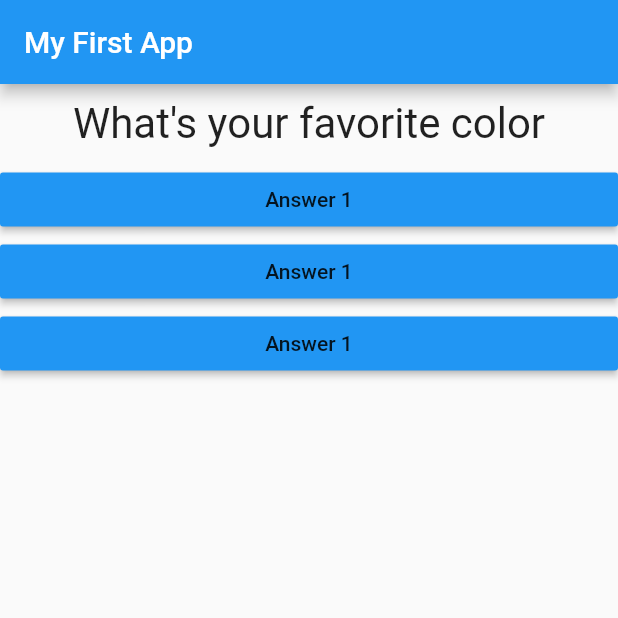
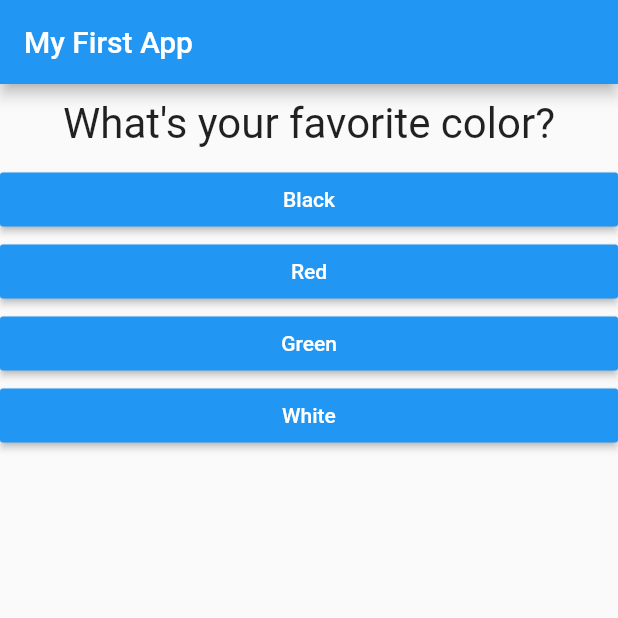
Before and after one commit to donheshanthaka/Flutter-Quiz-App, a Flutter app: the screen it shows after launch, on a phone screen of 412 x 824 dp, the top half of it. Run offline on Flutter 3.47's test engine with Material 2 defaults, Android fonts, the phone set to English and light mode, and no system bars.

Commit message:
Implementation of conditional statement to check the number of questions

```diff
--- a/lib/answer.dart
+++ b/lib/answer.dart
@@ -2,8 +2,9 @@ import 'package:flutter/material.dart';
 
 class Answer extends StatelessWidget {
   final Function selectHandler;
+  final String answerText;
 
-  Answer(this.selectHandler);
+  Answer(this.selectHandler, this.answerText);
 
   @override
   Widget build(BuildContext context) {
@@ -11,7 +12,8 @@ class Answer extends StatelessWidget {
       width: double.infinity,
       child: RaisedButton(
         color: Colors.blue,
-        child: Text('Answer 1'),
+        textColor: Colors.white,
+        child: Text(answerText),
         onPressed: selectHandler,
       ),
     );
--- a/lib/main.dart
+++ b/lib/main.dart
@@ -16,36 +16,64 @@ class MyApp extends StatefulWidget {
 }
 
 class _MyAppState extends State<MyApp> {
+
+  final questions = const [
+      {
+        'questionText': 'What\'s your favorite color?',
+        'answers': ['Black', 'Red', 'Green', 'White'],
+      },
+      {
+        'questionText': 'What\'s your favorite animal?',
+        'answers': ['Rabbit', 'Snake', 'Elephant', 'Lion'],
+      },
+      {
+        'questionText': 'Who\'s your favorite instructor?',
+        'answers': ['Max', 'Jane', 'Done', 'Mike'],
+      },
+    ];
+
   var _questionIndex = 0;
 
   void _answerQuestion() {
+
     setState(() {
       _questionIndex = _questionIndex + 1;
     });
     print(_questionIndex);
+
+    if (_questionIndex < questions.length){
+      print('we have more questions');
+    } else {
+      print('Out of questions');
+    }
   }
 
   @override
   Widget build(BuildContext context) {
-    var questions = [
-      'What\'s your favorite color',
-      'What\'s your favorite animal',
-    ];
+
     return MaterialApp(
       home: Scaffold(
         appBar: AppBar(
           title: Text('My First App'),
         ),
-        body: Column(
+        body: _questionIndex < questions.length ? Column(
           children: [
             Question(
-              questions[_questionIndex],
+              questions[_questionIndex]['questionText'],
             ),
-            Answer(_answerQuestion),
-            Answer(_answerQuestion),
-            Answer(_answerQuestion),
+            // We are transforming every answer into an Answer widget, convert them into a list and then add them to the children list.
+            // By using the ... we are expanding the list below, such that the elements inside the list(Answer widgets) will be added to the children list,
+            // instead of adding a list inside the list
+            // it will be like...
+            // Answer(_answerQuestion, answer),
+            // Answer(_answerQuestion, answer),
+            // Answer(_answerQuestion, answer),
+            // ...
+            ...(questions[_questionIndex]['answers'] as List<String>).map((answer) {
+              return Answer(_answerQuestion, answer);
+            }).toList(),
           ],
-        ),
+        ) : Center(child: Text('You did it!'),),
       ),
     );
   }
```
